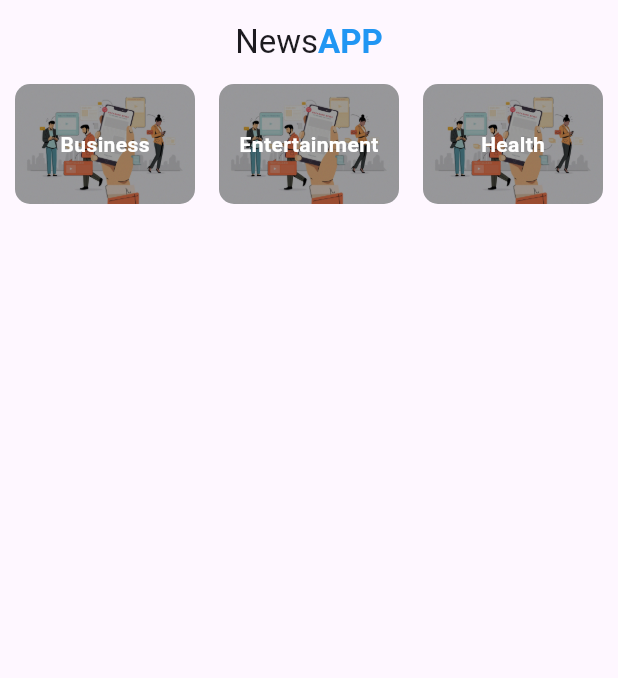
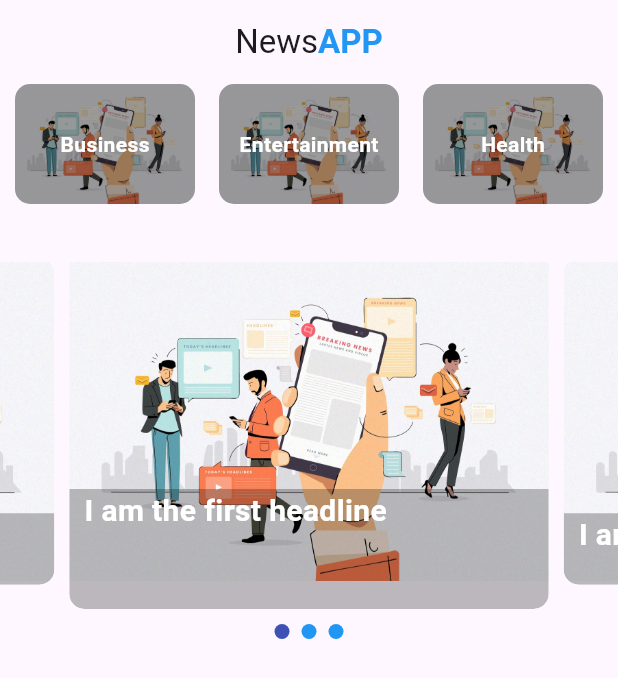
Before and after one commit to SangramMemane/news_project, a Flutter app: the screen it shows after launch, on a phone screen of 412 x 824 dp. Shown: the top 678 px of the screen. Run offline on Flutter 3.47's test engine with Material 3 defaults, Android fonts, the phone set to English and light mode, and no system bars; drawn by our look-alikes of carousel_slider, smooth_page_indicator; our stand-ins replace flutter_spinkit, google_fonts.

Commit message:
Slider implementation

```diff
--- /dev/null
+++ b/lib/models/slider_model.dart
@@ -0,0 +1,4 @@
+class SliderModel{
+  String? name;
+  String? image;
+}
--- a/lib/screens/home_screen.dart
+++ b/lib/screens/home_screen.dart
@@ -1,7 +1,12 @@
+import 'package:carousel_slider/carousel_slider.dart';
+import 'package:flutter/cupertino.dart';
 import 'package:flutter/material.dart';
 import 'package:flutter/rendering.dart';
+import 'package:news_project/models/slider_model.dart';
 import 'package:news_project/services/category_data.dart';
+import 'package:news_project/services/slider_data.dart';
 import 'package:news_project/utils/category_tiles.dart';
+import 'package:smooth_page_indicator/smooth_page_indicator.dart';
 
 import '../models/category_model.dart';
 
@@ -14,12 +19,15 @@ class HomeScreen extends StatefulWidget {
 
 class _HomeScreenState extends State<HomeScreen> {
   List<CategoryModel> categoryList = [];
+  List<SliderModel> sliderList = [];
+  int activeIndex = 0;
 
   @override
   void initState() {
     // TODO: implement initState
     super.initState();
     categoryList = getCategoryData();
+    sliderList = getSliderData();
   }
 
   @override
@@ -58,10 +66,75 @@ class _HomeScreenState extends State<HomeScreen> {
                       categoryName: categoryList[index].categoryName,
                     );
                   }),
-            )
+            ),
+            SizedBox(
+              height: 20,
+            ),
+            Container(
+              child: CarouselSlider.builder(itemCount: sliderList.length,
+                  itemBuilder: (context, index, realIndex){
+                String? image = sliderList[index].image;
+                    String? name = sliderList[index].name;
+                    return buildImage(image!, index, name!);
+                  }, options: CarouselOptions(
+                    height: 250,
+                    autoPlay: true,
+                    enlargeCenterPage: true,
+                    enlargeStrategy: CenterPageEnlargeStrategy.height,
+                    onPageChanged: (index, reason){
+                      setState(() {
+                        activeIndex = index;
+                      });
+                    }
+                  ))
+            ),
+            SizedBox(height: 10.0,),
+            getIndicator()
+
           ],
         ),
       ),
     );
+
   }
+
+  Widget buildImage(String image, int index, String name){
+    return  Container(
+      margin: EdgeInsets.symmetric(horizontal: 5.0),
+        child: ClipRRect(
+          borderRadius: BorderRadius.circular(10),
+          child:Stack(
+            children:[
+              Image.asset(image, fit: BoxFit.fitWidth,
+                height: 250.0,
+                width: MediaQuery.of(context).size.width,),
+              Container(
+                margin: EdgeInsets.only(top: 170),
+                width: MediaQuery.of(context).size.width,
+                height: 250,
+                padding: EdgeInsets.only(left: 10),
+                decoration: BoxDecoration(
+                  color: Colors.black26,
+                  borderRadius: BorderRadius.only(bottomLeft: Radius.circular(10.0),
+                  bottomRight: Radius.circular(10.0))
+                ),
+                child: Text(name, style: TextStyle(
+                  fontWeight: FontWeight.bold,
+                  fontSize: 20.0,
+                  color: Colors.white
+
+                ),),
+              )
+            ]
+          ),
+      ),
+    );
+  }
+
+  Widget getIndicator() => AnimatedSmoothIndicator(activeIndex: activeIndex, count: sliderList.length,
+  effect: SlideEffect(
+    dotHeight: 10,
+    dotWidth: 10,
+    dotColor: Colors.blue
+  ),);
 }
--- /dev/null
+++ b/lib/services/slider_data.dart
@@ -0,0 +1,23 @@
+import 'package:news_project/models/slider_model.dart';
+
+List<SliderModel> getSliderData(){
+  List<SliderModel> slides = [];
+
+  SliderModel sliderModel = new SliderModel();
+  sliderModel.name = "I am the first headline";
+  sliderModel.image = "images/splash_pic.jpeg";
+  slides.add(sliderModel);
+
+  SliderModel second = new SliderModel();
+  second.name = "I am the second headline";
+  second.image = "images/splash_pic.jpeg";
+  slides.add(second);
+
+  SliderModel third = new SliderModel();
+  third.name = "I am the third headline";
+  third.image = "images/splash_pic.jpeg";
+  slides.add(third);
+
+
+  return slides;
+}
--- a/pubspec.yaml
+++ b/pubspec.yaml
@@ -40,6 +40,8 @@ dependencies:
   http: ^1.2.1
   intl:
   cached_network_image:
+  carousel_slider: ^4.2.1
+  smooth_page_indicator: ^1.1.0
 
 dev_dependencies:
   flutter_test:
```
Also changed, not shown: pubspec.lock.
